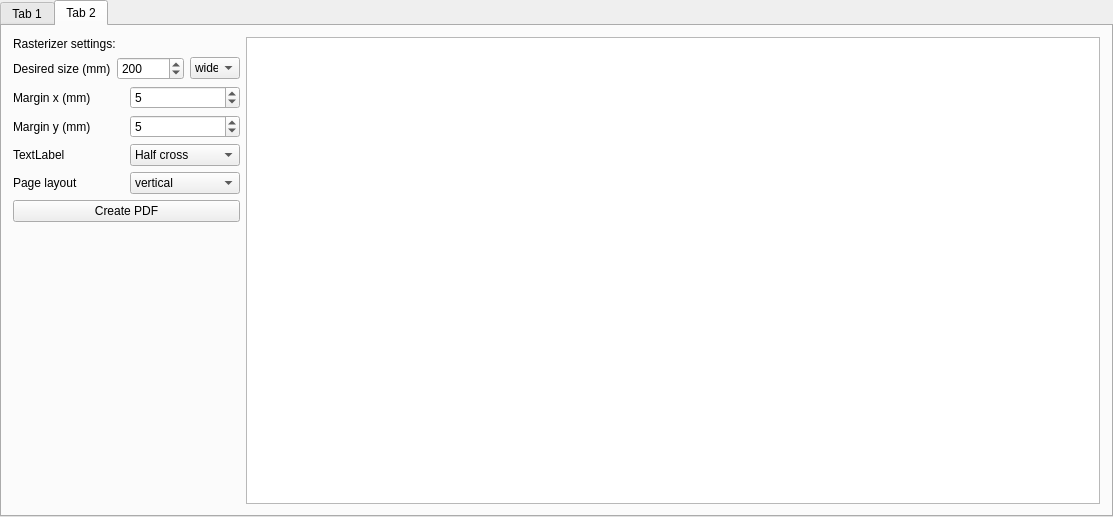
Above: mainwindow.ui from GiteZz/Rasterer before the change. Below: the same form after it.
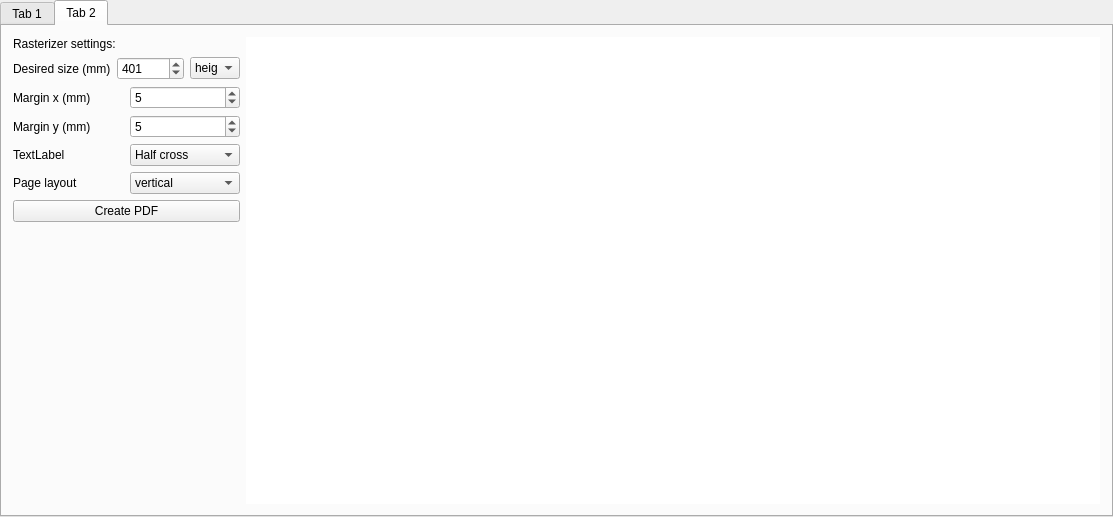
That is the form after the change. The open tabs and pages were chosen to show the change.

Diff of the .ui file:
```diff
--- a/mainwindow.ui
+++ b/mainwindow.ui
@@ -393,7 +393,7 @@
                  <number>99999999</number>
                 </property>
                 <property name="value">
-                 <number>200</number>
+                 <number>401</number>
                 </property>
                </widget>
               </item>
@@ -405,11 +405,6 @@
                   <height>16777215</height>
                  </size>
                 </property>
-                <item>
-                 <property name="text">
-                  <string>wide</string>
-                 </property>
-                </item>
                 <item>
                  <property name="text">
                   <string>heigh</string>
@@ -538,7 +533,20 @@
            </layout>
           </item>
           <item>
-           <widget class="QGraphicsView" name="graphicsViewPDFImage"/>
+           <widget class="QGraphicsView" name="graphicsViewPDFImage">
+            <property name="frameShape">
+             <enum>QFrame::NoFrame</enum>
+            </property>
+            <property name="backgroundBrush">
+             <brush brushstyle="NoBrush">
+              <color alpha="0">
+               <red>0</red>
+               <green>0</green>
+               <blue>0</blue>
+              </color>
+             </brush>
+            </property>
+           </widget>
           </item>
          </layout>
         </item>
```
Left out of the diff: 9 changed lines with no effect on the pictures.
